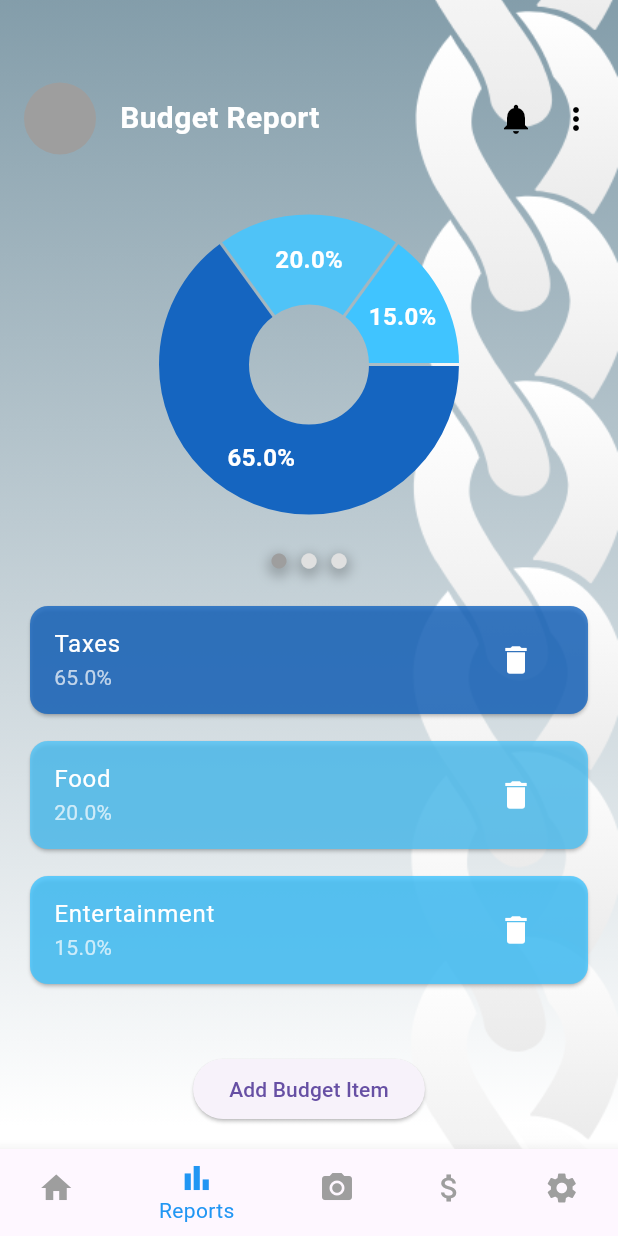
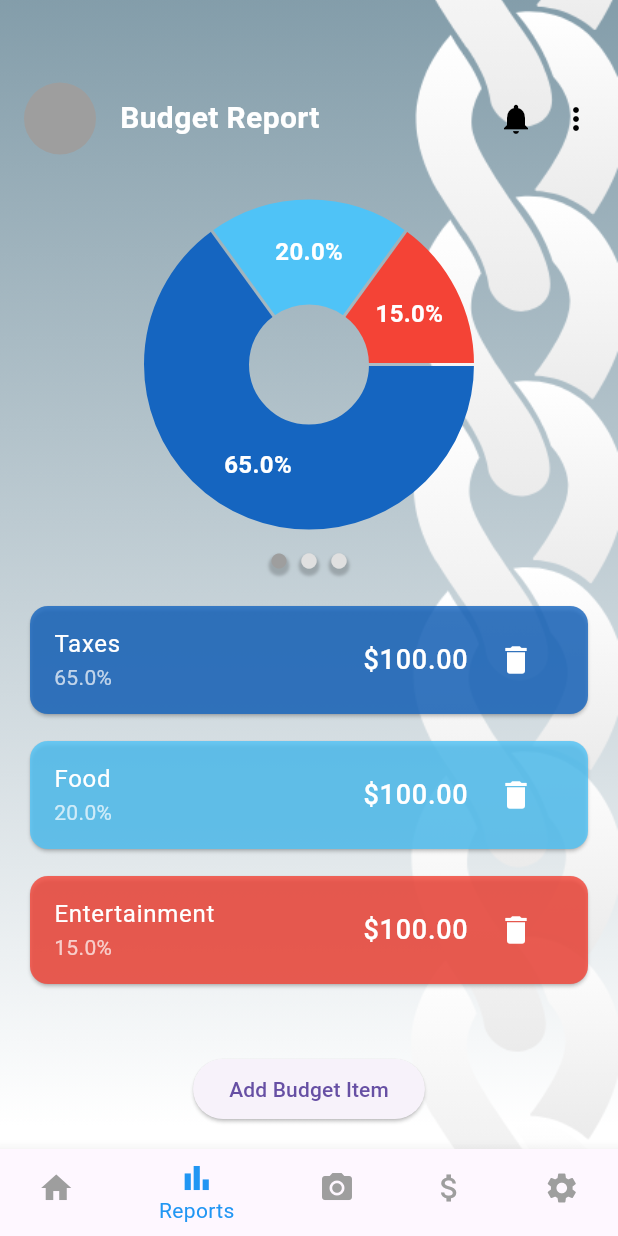
Before and after one commit to ALe-BD/fiscus, a Flutter app: the screen it shows after launch, item 2 of the bottom bar chosen, on a phone screen of 412 x 824 dp. Run offline on Flutter 3.47's test engine with Material 3 defaults, Android fonts, the phone set to English and light mode, and no system bars; drawn by our look-alikes of fl_chart; our stand-ins replace firebase_auth, firebase_core; accounts and stored records are empty.

Commit message:
amount and edit label

```diff
--- a/lib/screens/budget_page.dart
+++ b/lib/screens/budget_page.dart
@@ -9,10 +9,67 @@ class BudgetPage extends StatefulWidget {
 class _BudgetPageState extends State<BudgetPage> {
   // List to store budget items
   List<BudgetItem> budgetItems = [
-    BudgetItem(label: 'Taxes', percentage: 65, color: Colors.blue.shade800),
-    BudgetItem(label: 'Food', percentage: 20, color: Colors.lightBlue.shade300),
-    BudgetItem(label: 'Entertainment', percentage: 15, color: Colors.lightBlueAccent),
+    BudgetItem(label: 'Taxes', percentage: 65, color: Colors.blue.shade800, amount: 100),
+    BudgetItem(label: 'Food', percentage: 20, color: Colors.lightBlue.shade300, amount: 100),
+    BudgetItem(label: 'Entertainment', percentage: 15, color: Colors.red, amount: 100),
   ];
+  // Method edit
+  void _showEditBudgetItemDialog(BuildContext context, int index) {
+  final TextEditingController labelController =
+      TextEditingController(text: budgetItems[index].label);
+  final TextEditingController percentageController =
+      TextEditingController(text: budgetItems[index].percentage.toString());
+
+  showDialog(
+    context: context,
+    builder: (context) {
+      return AlertDialog(
+        title: Text('Edit Budget Item'),
+        content: Column(
+          mainAxisSize: MainAxisSize.min,
+          children: [
+            TextField(
+              controller: labelController,
+              decoration: InputDecoration(labelText: 'Label'),
+            ),
+            TextField(
+              controller: percentageController,
+              decoration: InputDecoration(labelText: 'Percentage'),
+              keyboardType: TextInputType.number,
+            ),
+          ],
+        ),
+        actions: [
+          TextButton(
+            onPressed: () {
+              Navigator.of(context).pop();
+            },
+            child: Text('Cancel'),
+          ),
+          ElevatedButton(
+            onPressed: () {
+              final label = labelController.text;
+              final percentage = double.tryParse(percentageController.text) ?? 0;
+              if (label.isNotEmpty && percentage > 0) {
+                setState(() {
+                  budgetItems[index] = BudgetItem(
+                    label: label,
+                    percentage: percentage,
+                    color: budgetItems[index].color,
+                    amount: budgetItems[index].amount,
+                  );
+                });
+                checkTotalPercentage();
+              }
+              Navigator.of(context).pop();
+            },
+            child: Text('Save'),
+          ),
+        ],
+      );
+    },
+  );
+}
 
   // Method to calculate the total percentage
   double getTotalPercentage() {
@@ -29,7 +86,7 @@ class _BudgetPageState extends State<BudgetPage> {
         PieChartSectionData(
           color: Colors.grey.shade300,
           value: 1,
-          radius: 60,
+          radius: 70,
           showTitle: false,
         ),
       ];
@@ -42,7 +99,7 @@ class _BudgetPageState extends State<BudgetPage> {
         color: item.color,
         value: adjustedPercentage,
         title: '${adjustedPercentage.toStringAsFixed(1)}%',
-        radius: 60,
+        radius: 70,
         titleStyle: TextStyle(
           fontSize: 16,
           fontWeight: FontWeight.bold,
@@ -75,7 +132,7 @@ class _BudgetPageState extends State<BudgetPage> {
   // Method to add a new budget item
   void addBudgetItem(String label, double percentage, Color color) {
     setState(() {
-      budgetItems.add(BudgetItem(label: label, percentage: percentage, color: color));
+      budgetItems.add(BudgetItem(label: label, percentage: percentage, color: color, amount: 100));
     });
     checkTotalPercentage();
   }
@@ -191,7 +248,9 @@ class _BudgetPageState extends State<BudgetPage> {
                               label: entry.value.label,
                               percentage: '${entry.value.percentage}%',
                               color: entry.value.color,
+                              amount: entry.value.amount,
                               onDelete: () => removeBudgetItem(entry.key),
+                              onEdit: () => _showEditBudgetItemDialog(context, entry.key),
                   ),
                   SizedBox(height: 10),
                 ],
@@ -275,8 +334,8 @@ class _BudgetPageState extends State<BudgetPage> {
         boxShadow: [
           BoxShadow(
             color: Colors.black.withOpacity(0.2),
-            blurRadius: 6,
-            spreadRadius: 2,
+            blurRadius: 1,
+            spreadRadius: 1,
             offset: Offset(0, 3),
           ),
         ],
@@ -290,29 +349,61 @@ class BudgetItem {
   final String label;
   final double percentage;
   final Color color;
+  final double amount;
 
-  BudgetItem({required this.label, required this.percentage, required this.color});
+  BudgetItem({required this.label, required this.percentage, required this.color, required this.amount});
 }
 
 // Widget for Budget Item Card
 class BudgetItemCard extends StatelessWidget {
   final String label;
   final String percentage;
+  final double amount;
   final Color color;
   final VoidCallback? onDelete;
+  final VoidCallback? onEdit;
 
-  BudgetItemCard({required this.label, required this.percentage, required this.color, this.onDelete});
+  BudgetItemCard({
+    required this.label,
+    required this.percentage,
+    required this.color,
+    this.onDelete,
+    this.onEdit,
+    required this.amount,
+  });
 
   @override
   Widget build(BuildContext context) {
-    return Card(
+    return GestureDetector(
+      onTap: onEdit, // Trigger edit dialog when tapped
+      child: Card(
         color: color.withOpacity(0.8),
         child: ListTile(
-        title: Text(label, style: TextStyle(color: Colors.white)),
-        subtitle: Text(percentage, style: TextStyle(color: Colors.white70)),
-        trailing: IconButton(
+          title: Text(
+            label,
+            style: TextStyle(color: Colors.white),
+          ),
+          subtitle: Text(
+            percentage,
+            style: TextStyle(color: Colors.white70),
+          ),
+          trailing: Row(
+            mainAxisSize: MainAxisSize.min,
+            children: [
+              Text(
+                '\$${amount.toStringAsFixed(2)}', // Format the amount
+                style: TextStyle(
+                  color: Colors.white,
+                  fontSize: 18, // Larger font size
+                ),
+              ),
+              SizedBox(width: 8), // Spacing
+              IconButton(
                 icon: Icon(Icons.delete, color: Colors.white),
                 onPressed: onDelete,
+              ),
+            ],
+          ),
         ),
       ),
     );
--- a/lib/screens/spending_page.dart
+++ b/lib/screens/spending_page.dart
@@ -201,8 +201,8 @@ class SpendingReportPage extends StatelessWidget {
         boxShadow: [
           BoxShadow(
             color: Colors.black.withOpacity(0.2),
-            blurRadius: 6,
-            spreadRadius: 2,
+            blurRadius: 1,
+            spreadRadius: 1,
             offset: Offset(0, 3),
           ),
         ],
```
Lines whose indentation alone changed are shown as unchanged.
